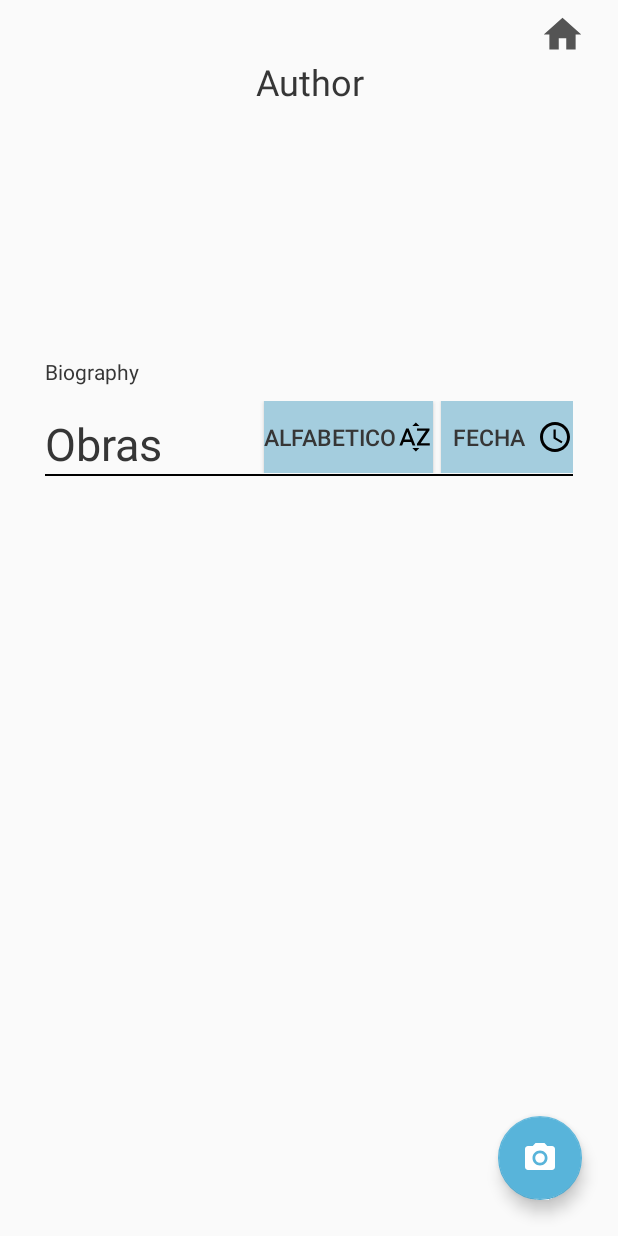
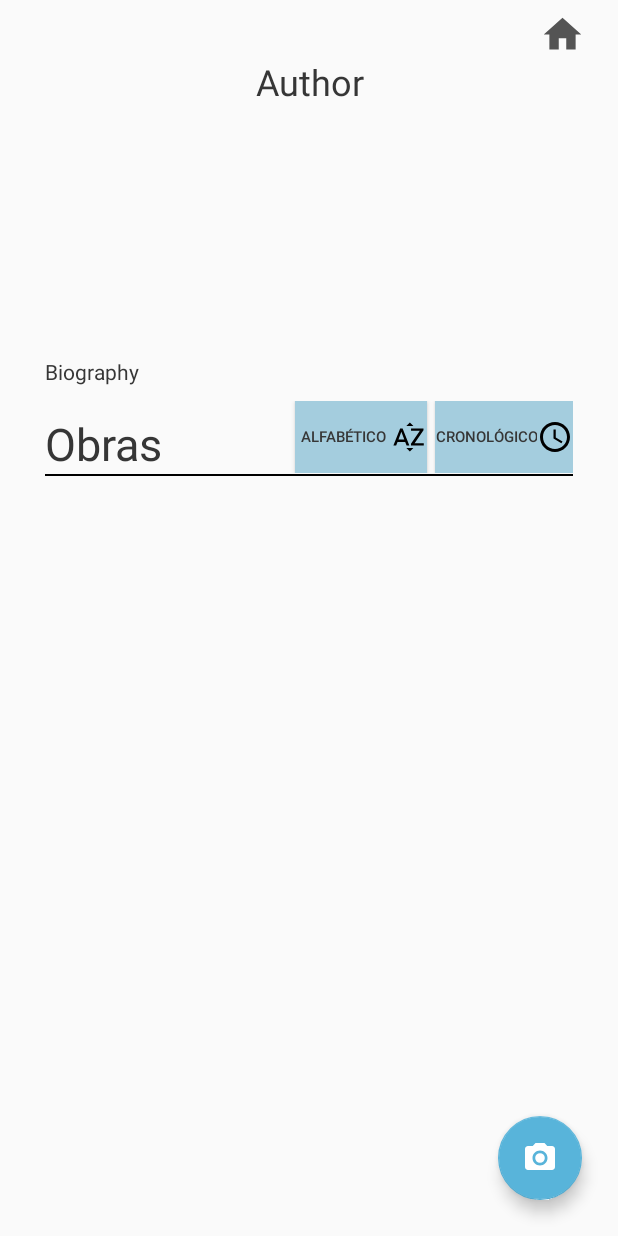
Before and after one commit to Fernandop26/Rest_and_Con, an Android app: the AuthorActivity screen opened directly, with no data from a screen before it, on a phone screen of 412 x 824 dp. Run offline under Robolectric (Android 15) with nearby library versions, the phone set to English and light mode, and no system bars; our stand-ins replace Picasso, Volley; network calls fail; pictures from the network do not load.

Commit message:
chapuza cronologico

```diff
--- a/app/src/main/res/layout/layout_author.xml
+++ b/app/src/main/res/layout/layout_author.xml
@@ -75,8 +75,8 @@
                     android:layout_height="wrap_content"
                     android:background="#A4CDDE "
                     android:drawableRight="@drawable/ic_sort_by_alpha_black_24dp"
-                    android:text="Alfabetico"
-                    android:textSize="15dp"
+                    android:text="Alfabético"
+                    android:textSize="10dp"
                     android:layout_marginRight="5dp"/>
 
                 <Button
@@ -86,8 +86,8 @@
                     android:background="#A4CDDE"
                     android:drawableRight="@drawable/ic_access_time_black_24dp"
                     android:gravity="center"
-                    android:text="Fecha"
-                    android:textSize="15dp" />
+                    android:text="Cronológico"
+                    android:textSize="10dp" />
             </LinearLayout>
 
 
--- a/app/src/main/res/layout/layout_piece.xml
+++ b/app/src/main/res/layout/layout_piece.xml
@@ -168,7 +168,7 @@
                         android:background="#A4CDDE"
                         android:drawableRight="@drawable/ic_access_time_black_24dp"
                         android:gravity="center"
-                        android:text="Fecha"
+                        android:text="Cronológico"
                         android:textSize="10dp" />
                 </LinearLayout>
 
```
Also changed, not shown: app/src/main/res/layout/layout_group.xml (+4 -5 lines).
